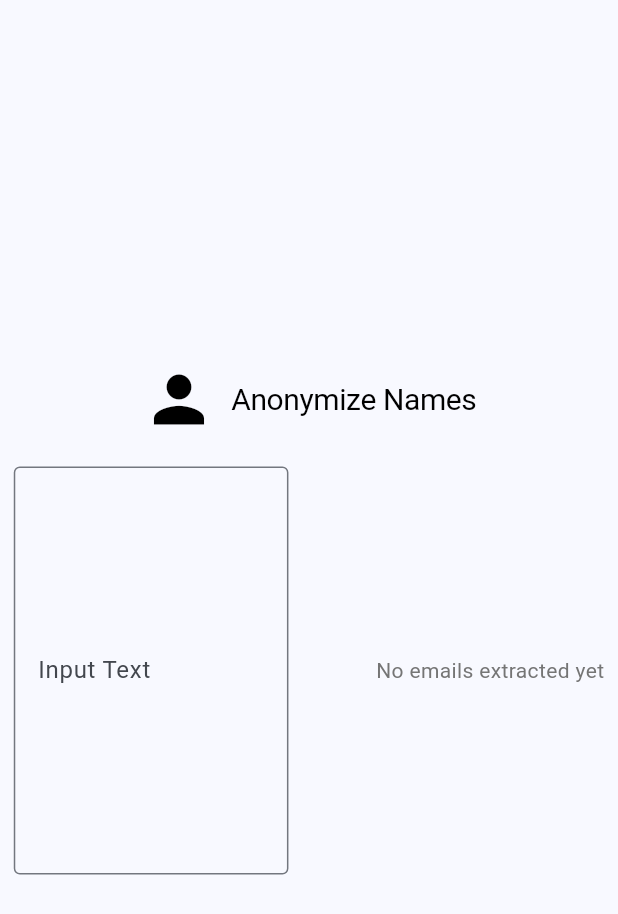
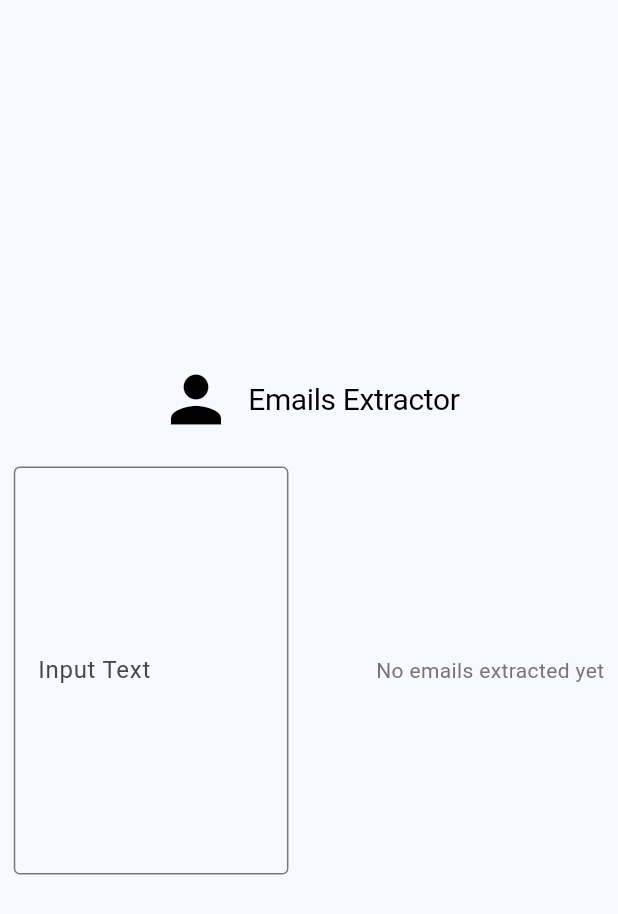
Before and after one commit to WarriorsSami/hci-labs, a Flutter app: the EmailsExtractorPage widget shown alone on an empty page, opened directly, on a phone screen of 412 x 824 dp. Shown: the top 914 px of the screen. Run offline on Flutter 3.47's test engine with Material 3 defaults, Android fonts, the light colour scheme and no system bars; our stand-ins replace auto_size_text, bloc, bounce, file_picker, fl_chart, flutter_bloc and 4 more; missing offline and left inert: flutter_debouncer, random_string_generator, stopwordies.

Commit message:
style: rename emails extractor title

```diff
--- a/credentials_generator/lib/features/emails_extractor/ui/emails_extractor_page.dart
+++ b/credentials_generator/lib/features/emails_extractor/ui/emails_extractor_page.dart
@@ -17,7 +17,7 @@ class EmailsExtractorPage extends StatelessWidget {
             Icon(Icons.person),
             SizedBox(width: 10),
             Text(
-              "Anonymize Names",
+              "Emails Extractor",
               style: Theme.of(context).textTheme.displayLarge,
             ),
           ],
```
